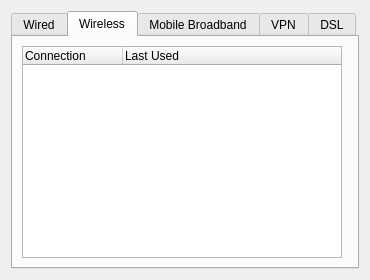
Qt form settings/config/manageconnectionwidget.ui (KDE/networkmanagement) before a commit.
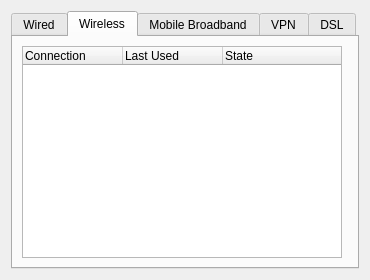
The same form after that commit. Custom widgets are drawn as their Qt base class.

The edit to the form file:
```diff
--- a/settings/config/manageconnectionwidget.ui
+++ b/settings/config/manageconnectionwidget.ui
@@ -84,6 +84,11 @@
            <string>Last Used</string>
           </property>
          </column>
+         <column>
+          <property name="text">
+           <string>State</string>
+          </property>
+         </column>
         </widget>
        </item>
        <item>
```
Left out of the diff: 20 changed lines with no effect on the pictures.
